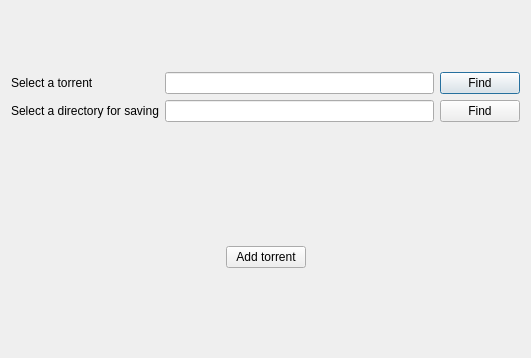
Before: the Qt Designer form gui/torrent_gui/open_torrent_window.ui in smirok/HSE-2020-torrent-project, drawn with Qt 5.
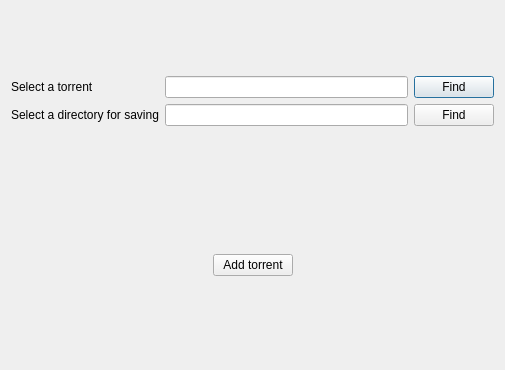
After: the same form once the commit is applied.

Diff of the .ui file:
```diff
--- a/gui/torrent_gui/open_torrent_window.ui
+++ b/gui/torrent_gui/open_torrent_window.ui
@@ -6,8 +6,8 @@
    <rect>
     <x>0</x>
     <y>0</y>
-    <width>531</width>
-    <height>358</height>
+    <width>505</width>
+    <height>370</height>
    </rect>
   </property>
   <property name="windowTitle">
```
